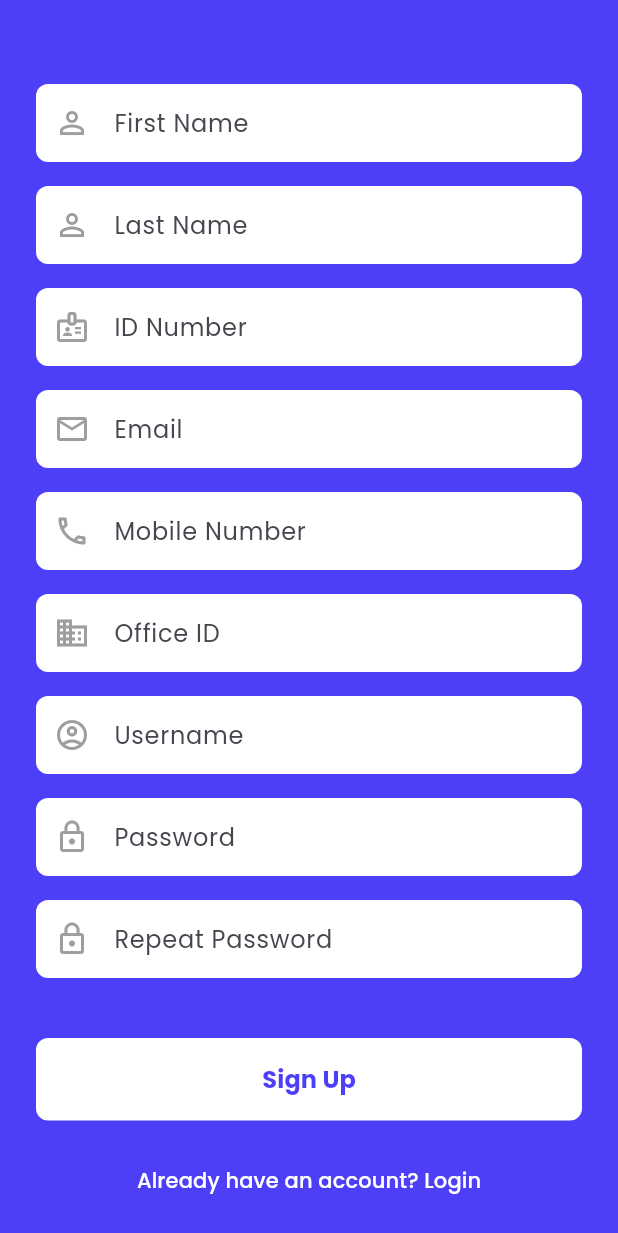
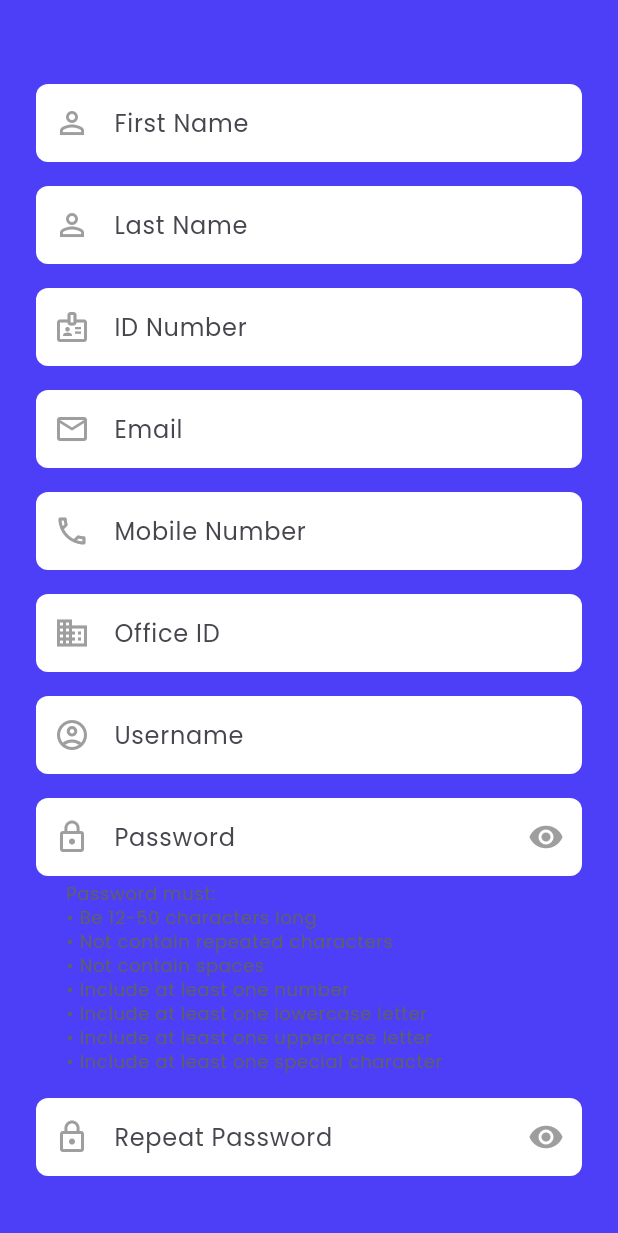
Before and after one commit to kimani-derrick/flutterVunaApp, a Flutter app: the SignupScreen screen opened directly, on a phone screen of 412 x 824 dp. Shown: the top 1233 px of the screen. Run offline on Flutter 3.47's test engine with Material 3 defaults, Android fonts, the phone set to English and light mode, and no system bars; our stand-ins replace dio, flutter_secure_storage, font_awesome_flutter, google_fonts, logger, shared_preferences; accounts and stored records are empty; statements that could not run were skipped.

Commit message:
making improvements to the signup screen

```diff
--- a/lib/screens/signup_screen.dart
+++ b/lib/screens/signup_screen.dart
@@ -24,6 +24,8 @@ class _SignupScreenState extends State<SignupScreen> {
   final _officeIdController = TextEditingController();
   bool _isLoading = false;
   String? _errorMessage;
+  bool _showPassword = false;
+  bool _showConfirmPassword = false;
 
   @override
   void dispose() {
@@ -195,12 +197,59 @@ class _SignupScreenState extends State<SignupScreen> {
                   hint: 'Password',
                   icon: Icons.lock_outline,
                   isPassword: true,
+                  showPassword: _showPassword,
+                  onTogglePassword: () {
+                    setState(() {
+                      _showPassword = !_showPassword;
+                    });
+                  },
+                  validator: (value) {
+                    if (value == null || value.isEmpty) {
+                      return 'Password is required';
+                    }
+                    if (value.length < 12 || value.length > 50) {
+                      return 'Password must be 12 to 50 characters long';
+                    }
+                    if (value.contains(RegExp(r'(.)\1'))) {
+                      return 'Password cannot contain repeated characters';
+                    }
+                    if (value.contains(' ')) {
+                      return 'Password cannot contain spaces';
+                    }
+                    if (!value.contains(RegExp(r'[0-9]'))) {
+                      return 'Password must contain at least one number';
+                    }
+                    if (!value.contains(RegExp(r'[a-z]'))) {
+                      return 'Password must contain at least one lowercase letter';
+                    }
+                    if (!value.contains(RegExp(r'[A-Z]'))) {
+                      return 'Password must contain at least one uppercase letter';
+                    }
+                    if (!value.contains(RegExp(r'[^A-Za-z0-9\s]'))) {
+                      return 'Password must contain at least one special character';
+                    }
+                    return null;
+                  },
+                  helperText: 'Password must:\n'
+                      '• Be 12-50 characters long\n'
+                      '• Not contain repeated characters\n'
+                      '• Not contain spaces\n'
+                      '• Include at least one number\n'
+                      '• Include at least one lowercase letter\n'
+                      '• Include at least one uppercase letter\n'
+                      '• Include at least one special character',
                 ),
                 _buildTextField(
                   controller: _confirmPasswordController,
                   hint: 'Repeat Password',
                   icon: Icons.lock_outline,
                   isPassword: true,
+                  showPassword: _showConfirmPassword,
+                  onTogglePassword: () {
+                    setState(() {
+                      _showConfirmPassword = !_showConfirmPassword;
+                    });
+                  },
                   validator: (value) {
                     if (value == null || value.isEmpty) {
                       return 'Please confirm your password';
@@ -264,21 +313,33 @@ class _SignupScreenState extends State<SignupScreen> {
     required String hint,
     required IconData icon,
     bool isPassword = false,
+    bool showPassword = false,
+    VoidCallback? onTogglePassword,
     bool required = true,
     TextInputType? keyboardType,
     List<TextInputFormatter>? inputFormatters,
     String? Function(String?)? validator,
+    String? helperText,
   }) {
     return Container(
       margin: const EdgeInsets.only(bottom: 16),
       child: TextFormField(
         controller: controller,
-        obscureText: isPassword,
+        obscureText: isPassword && !showPassword,
         keyboardType: keyboardType,
         inputFormatters: inputFormatters,
         decoration: InputDecoration(
           hintText: hint,
           prefixIcon: Icon(icon, color: Colors.grey),
+          suffixIcon: isPassword
+              ? IconButton(
+                  icon: Icon(
+                    showPassword ? Icons.visibility_off : Icons.visibility,
+                    color: Colors.grey,
+                  ),
+                  onPressed: onTogglePassword,
+                )
+              : null,
           filled: true,
           fillColor: Colors.white,
           border: OutlineInputBorder(
@@ -289,6 +350,9 @@ class _SignupScreenState extends State<SignupScreen> {
             horizontal: 16,
             vertical: 14,
           ),
+          helperText: helperText,
+          helperMaxLines: 10,
+          helperStyle: TextStyle(color: Colors.grey[700]),
         ),
         validator: validator ??
             (value) {
```
